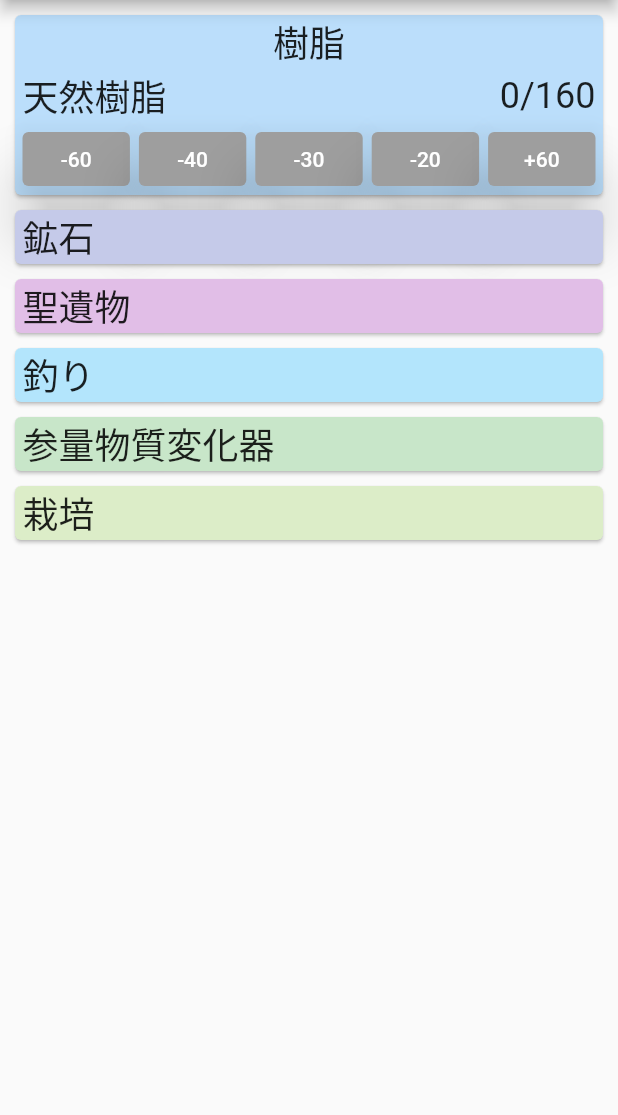
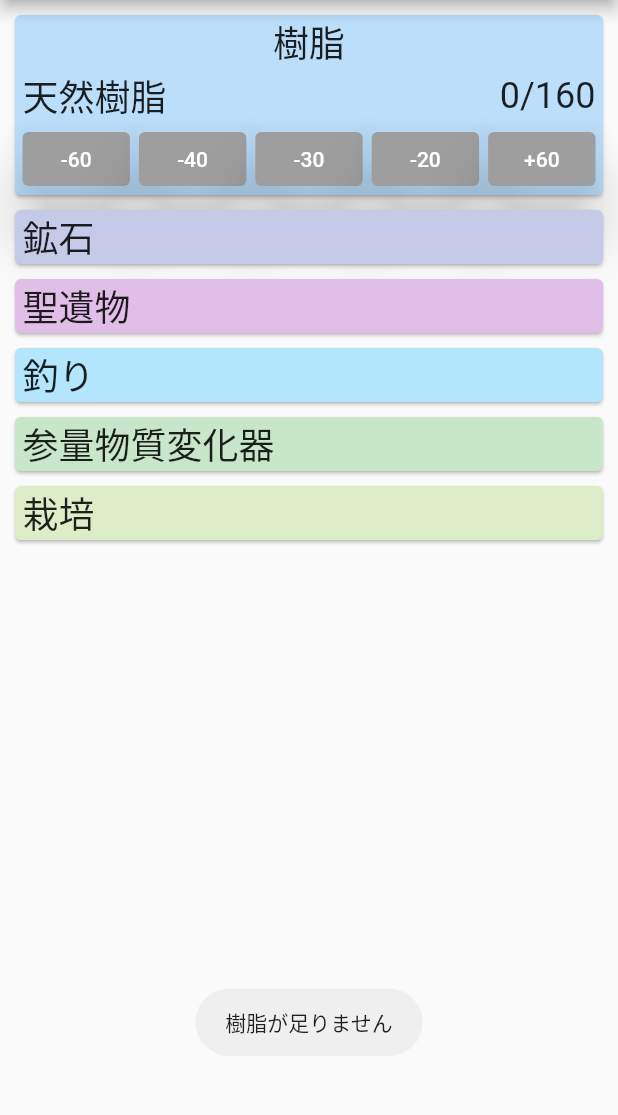
Before and after one commit to yuki-kamikita/genshin_repop_timer, a Flutter app: the screen it shows after launch, after a tap on "-60", on a phone screen of 412 x 824 dp, the part 84-1199 px from its top. Run offline on Flutter 3.47's test engine with Material 2 defaults, Android fonts, the phone set to English and light mode, and no system bars; our stand-ins replace fluttertoast, shared_preferences.

Commit message:
ライブラリ追加
Toast,SharedPreferences

```diff
--- a/lib/main.dart
+++ b/lib/main.dart
@@ -1,4 +1,6 @@
 import 'package:flutter/material.dart';
+import 'package:fluttertoast/fluttertoast.dart';
+import 'package:shared_preferences/shared_preferences.dart';
 
 void main() {
   runApp(MyApp());
@@ -30,13 +32,30 @@ class _TopPageState extends State<TopPage> {
   int _originalResin = 0;
   int _condensedResin = 0;
 
-  void _changeOriginalResin(int value) {
+  @override
+  void initState() {
+    super.initState();
+    readSharedPreference();
+  }
+
+  void readSharedPreference() async {
+    SharedPreferences prefs = await SharedPreferences.getInstance();
     setState(() {
-      int changedOriginalResin = _originalResin + value;
-      if (changedOriginalResin >= 0) {
+      _originalResin = prefs.getInt('originalResinCount') ?? 0;
+    });
+  }
+
+  void _changeOriginalResin(int value) async {
+    SharedPreferences prefs = await SharedPreferences.getInstance();
+    int changedOriginalResin = _originalResin + value;
+    if (changedOriginalResin >= 0) {
+      await prefs.setInt('originalResinCount', changedOriginalResin);
+      setState(() {
         _originalResin = changedOriginalResin;
-      }
-    });
+      });
+    } else {
+      Fluttertoast.showToast(msg: "樹脂が足りません");
+    }
   }
 
   void _createCondensedResin() {
--- a/pubspec.yaml
+++ b/pubspec.yaml
@@ -28,6 +28,9 @@ dependencies:
   # The following adds the Cupertino Icons font to your application.
   # Use with the CupertinoIcons class for iOS style icons.
   cupertino_icons: ^1.0.2
+
+  fluttertoast: ^8.0.8
+  shared_preferences: ^2.0.8
 
 dev_dependencies:
   flutter_test:
```
Also changed, not shown: pubspec.lock, 2 other files.
